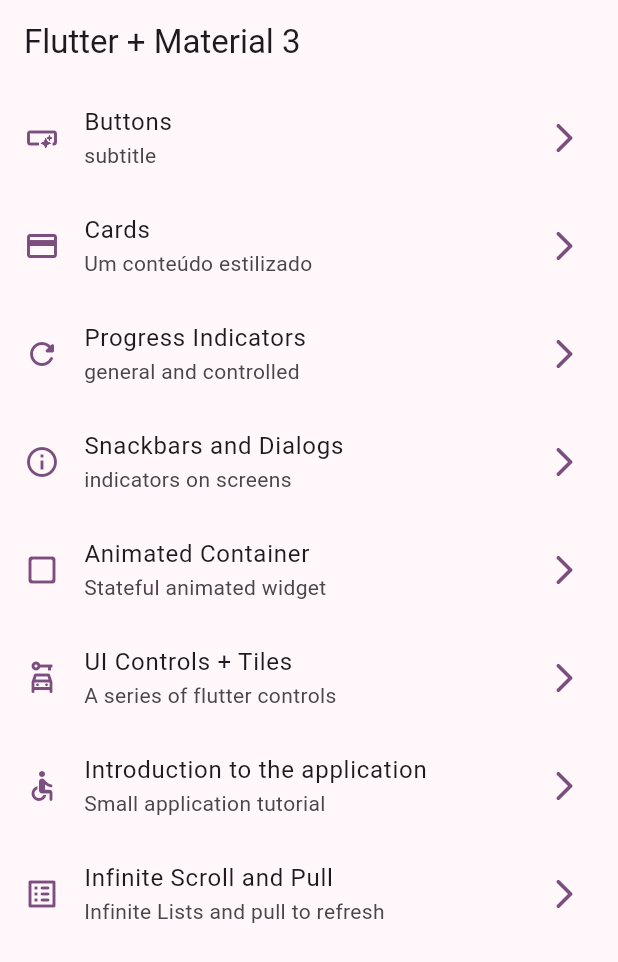
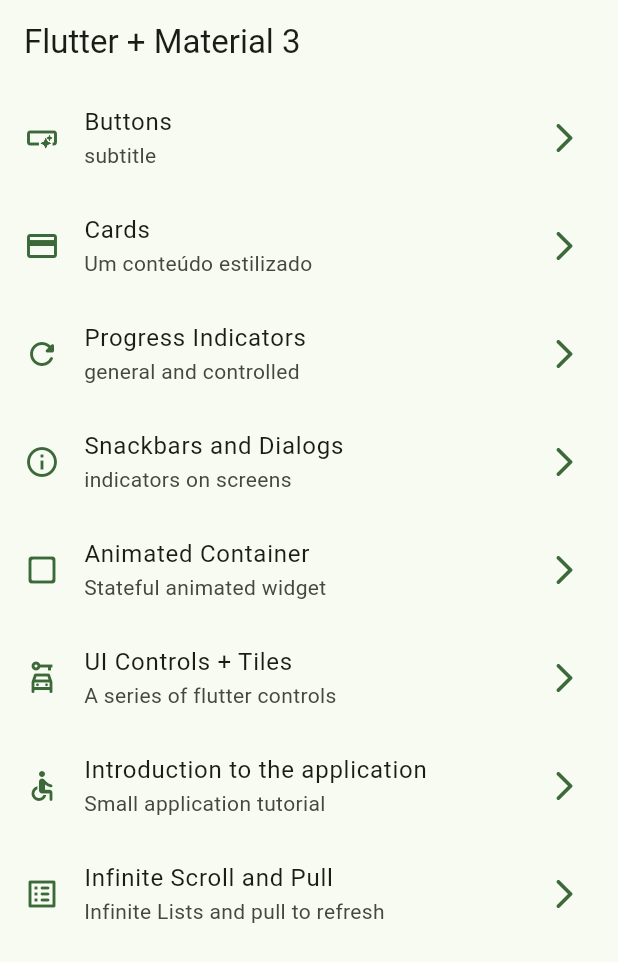
Before and after one commit to Fabricio-Guima/widgets_flutter_app, a Flutter app: the screen it shows after launch, on a phone screen of 412 x 824 dp. Shown: the top 962 px of the screen. Run offline on Flutter 3.47's test engine with Material 3 defaults, Android fonts, the phone set to English and light mode, and no system bars; our stand-ins replace animate_do, go_router.

```diff
--- a/lib/main.dart
+++ b/lib/main.dart
@@ -12,9 +12,10 @@ class MainApp extends StatelessWidget {
   @override
   Widget build(BuildContext context) {
     return  MaterialApp.router(
+      title: 'Flutter Widgets',
       routerConfig: appRouter,
       debugShowCheckedModeBanner: false,
-      theme: AppTheme(selectedColor: 4).getTheme(),
+      theme: AppTheme(selectedColor: 2).getTheme(),
     );
   }
 }
```
